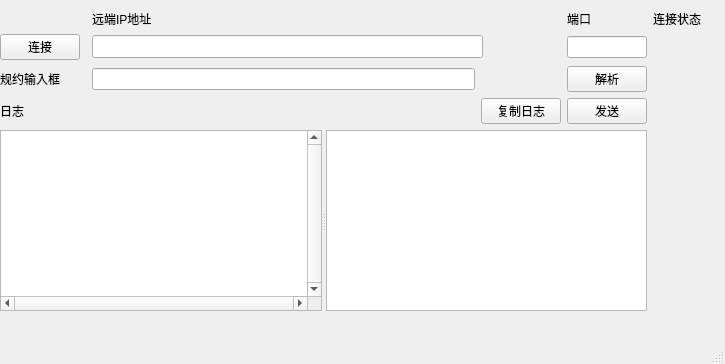
The window that mainwindow.ui (Franktjp/qtiec104) describes before a commit, drawn with Qt 5.
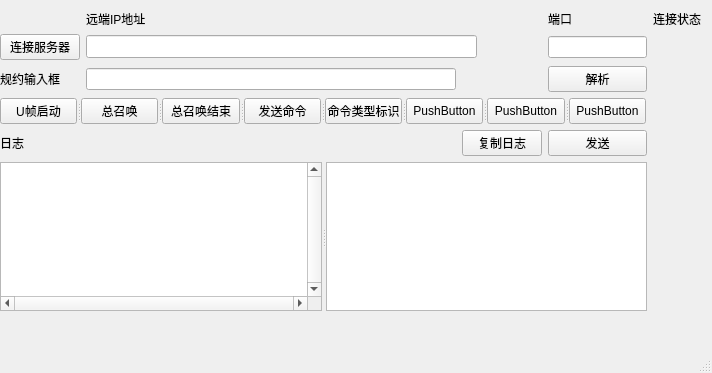
The same window after the commit.

Commit message: logFrame & U帧启动和总召唤

Patch:
```diff
--- a/mainwindow.ui
+++ b/mainwindow.ui
@@ -6,8 +6,8 @@
    <rect>
     <x>0</x>
     <y>0</y>
-    <width>725</width>
-    <height>364</height>
+    <width>712</width>
+    <height>373</height>
    </rect>
   </property>
   <property name="windowTitle">
@@ -27,49 +27,59 @@
      <item row="1" column="1">
       <widget class="QPushButton" name="pbConnect">
        <property name="text">
-        <string>连接</string>
+        <string>连接服务器</string>
        </property>
       </widget>
      </item>
-     <item row="0" column="6">
-      <widget class="QLabel" name="label">
+     <item row="2" column="1">
+      <widget class="QLabel" name="label_5">
        <property name="text">
-        <string>连接状态    </string>
+        <string>规约输入框</string>
        </property>
       </widget>
      </item>
-     <item row="0" column="3">
+     <item row="0" column="2">
       <widget class="QLabel" name="label_2">
        <property name="text">
         <string>远端IP地址</string>
        </property>
       </widget>
      </item>
-     <item row="0" column="5">
-      <widget class="QLabel" name="label_3">
+     <item row="2" column="4">
+      <widget class="QPushButton" name="pbParse">
        <property name="text">
-        <string>端口</string>
+        <string>解析</string>
        </property>
       </widget>
      </item>
-     <item row="1" column="5">
+     <item row="1" column="4">
       <widget class="QLineEdit" name="lePort"/>
      </item>
-     <item row="3" column="5">
+     <item row="4" column="4">
       <widget class="QPushButton" name="pbSend">
        <property name="text">
         <string>发送</string>
        </property>
       </widget>
      </item>
-     <item row="2" column="1">
-      <widget class="QLabel" name="label_5">
+     <item row="1" column="2">
+      <widget class="QLineEdit" name="leIPAddr">
+       <property name="minimumSize">
+        <size>
+         <width>391</width>
+         <height>23</height>
+        </size>
+       </property>
+      </widget>
+     </item>
+     <item row="0" column="5">
+      <widget class="QLabel" name="label">
        <property name="text">
-        <string>规约输入框</string>
+        <string>连接状态    </string>
        </property>
       </widget>
      </item>
-     <item row="4" column="1" colspan="5">
+     <item row="5" column="1" colspan="4">
       <widget class="QSplitter" name="splitter">
        <property name="sizePolicy">
         <sizepolicy hsizetype="Expanding" vsizetype="Expanding">
@@ -125,47 +135,96 @@
        </widget>
       </widget>
      </item>
-     <item row="1" column="3">
-      <widget class="QLineEdit" name="leIPAddr">
-       <property name="minimumSize">
-        <size>
-         <width>391</width>
-         <height>23</height>
-        </size>
-       </property>
-      </widget>
-     </item>
-     <item row="2" column="5">
-      <widget class="QPushButton" name="pbParse">
-       <property name="text">
-        <string>解析</string>
-       </property>
-      </widget>
-     </item>
-     <item row="1" column="6">
+     <item row="1" column="5">
       <widget class="QLabel" name="lbStatus">
        <property name="text">
         <string/>
        </property>
       </widget>
      </item>
-     <item row="2" column="3">
+     <item row="2" column="2">
       <widget class="QLineEdit" name="leText"/>
      </item>
-     <item row="3" column="1">
+     <item row="4" column="1">
       <widget class="QLabel" name="label_4">
        <property name="text">
         <string>日志</string>
        </property>
       </widget>
      </item>
-     <item row="3" column="4">
+     <item row="0" column="4">
+      <widget class="QLabel" name="label_3">
+       <property name="text">
+        <string>端口</string>
+       </property>
+      </widget>
+     </item>
+     <item row="4" column="3">
       <widget class="QPushButton" name="pbCopyLog">
        <property name="text">
         <string>复制日志</string>
        </property>
       </widget>
      </item>
+     <item row="3" column="1" colspan="4">
+      <widget class="QSplitter" name="splitter_2">
+       <property name="sizePolicy">
+        <sizepolicy hsizetype="Expanding" vsizetype="Expanding">
+         <horstretch>0</horstretch>
+         <verstretch>0</verstretch>
+        </sizepolicy>
+       </property>
+       <property name="maximumSize">
+        <size>
+         <width>16777215</width>
+         <height>24</height>
+        </size>
+       </property>
+       <property name="orientation">
+        <enum>Qt::Horizontal</enum>
+       </property>
+       <widget class="QPushButton" name="pbSendStartDtAct">
+        <property name="text">
+         <string>U帧启动</string>
+        </property>
+       </widget>
+       <widget class="QPushButton" name="pbGeneralInterrogationAct">
+        <property name="text">
+         <string>总召唤</string>
+        </property>
+       </widget>
+       <widget class="QPushButton" name="pbGeneralInterrogationEnd">
+        <property name="text">
+         <string>总召唤结束</string>
+        </property>
+       </widget>
+       <widget class="QPushButton" name="pbSendCommand">
+        <property name="text">
+         <string>发送命令</string>
+        </property>
+       </widget>
+       <widget class="QPushButton" name="pushButton_5">
+        <property name="text">
+         <string>命令类型标识</string>
+        </property>
+       </widget>
+       <widget class="QPushButton" name="pushButton_7">
+        <property name="text">
+         <string>PushButton</string>
+        </property>
+       </widget>
+       <widget class="QPushButton" name="pushButton_8">
+        <property name="text">
+         <string>PushButton</string>
+        </property>
+       </widget>
+       <widget class="QPushButton" name="pushButton_9">
+        <property name="text">
+         <string>PushButton</string>
+        </property>
+       </widget>
+      </widget>
+     </item>
     </layout>
    </widget>
   </widget>
```
Left out of the diff: 2 changed lines with no effect on the pictures. The commit also changes 10 other files.
